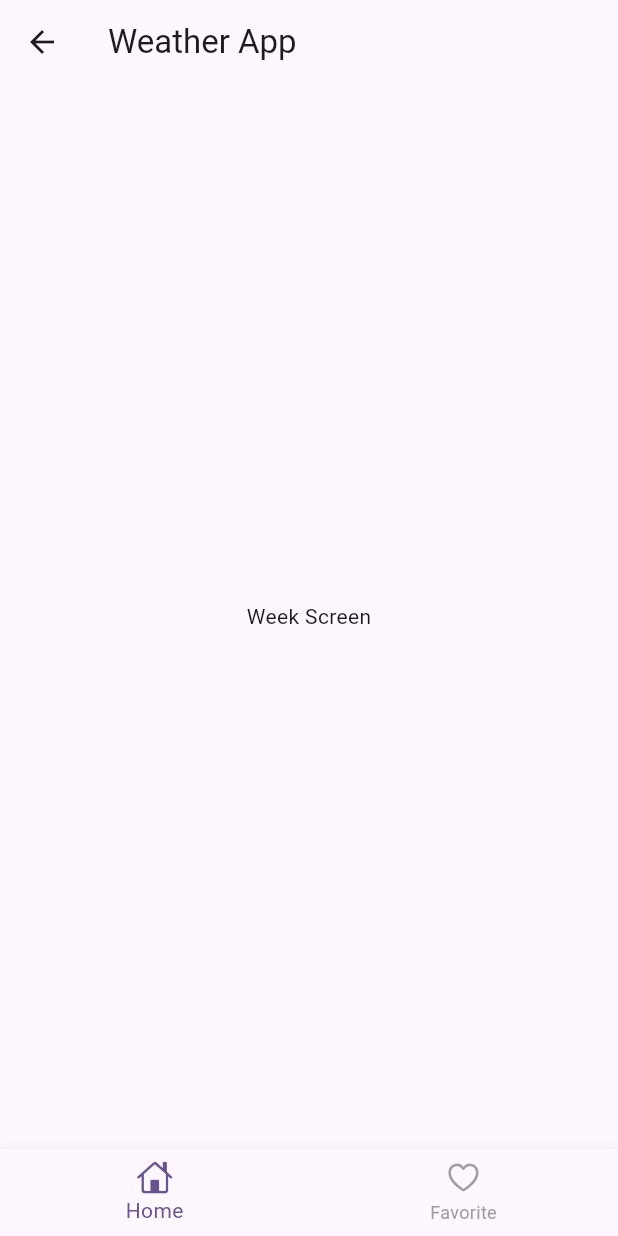
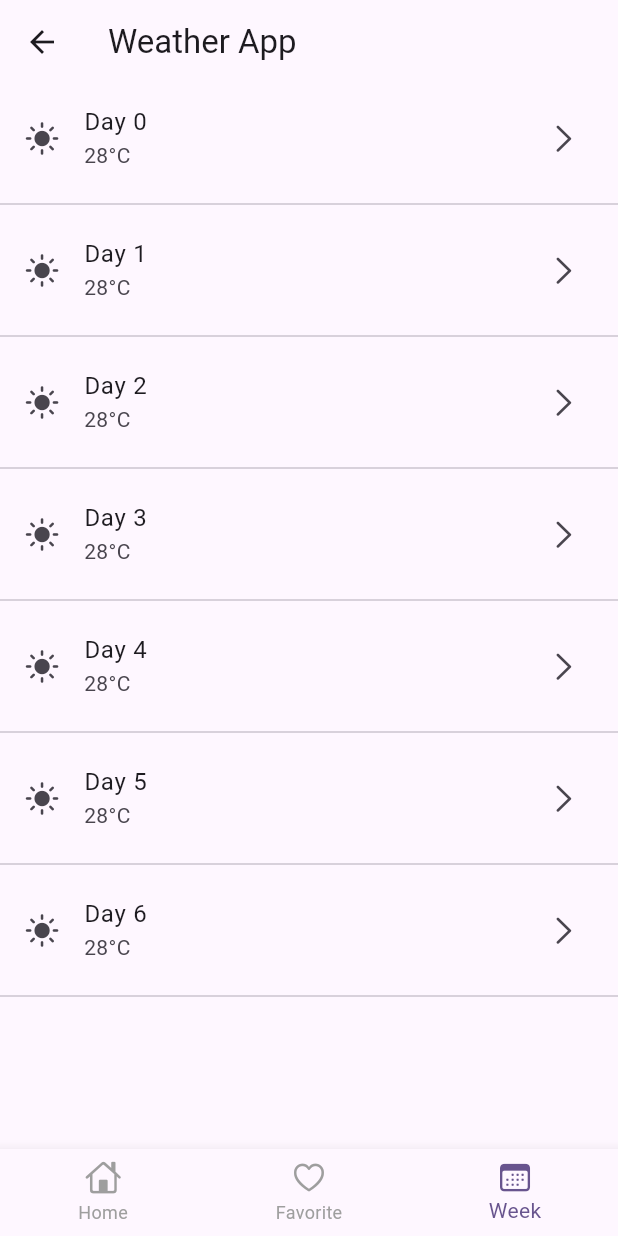
Before and after one commit to sofian-bali/WeatherApp, a Flutter app: the WeekScreen screen opened by its route, on a phone screen of 412 x 824 dp. Run offline on Flutter 3.47's test engine with Material 3 defaults, Android fonts, the phone set to English and light mode, and no system bars; our stand-ins replace easy_debounce, flutter_bloc, flutter_dotenv, latlong2, shared_preferences; accounts and stored records are empty.

Commit message:
Ajout de la page week

```diff
--- a/lib/router.dart
+++ b/lib/router.dart
@@ -3,12 +3,16 @@ import 'package:weather_app/ui/screens/home.dart';
 import 'package:weather_app/ui/screens/favory.dart';
 import 'package:weather_app/ui/screens/week.dart';
 
+
 class AppRouter {
+
   static const String homePage = '/';
 
   static final Map<String, WidgetBuilder> routes = {
+
     homePage: (context) => const HomeScreen(),
     '/favory': (context) => const FavoryScreen(),
     '/week': (context) => const WeekScreen(),
+
   };
 }
--- a/lib/ui/screens/week.dart
+++ b/lib/ui/screens/week.dart
@@ -1,9 +1,17 @@
 import 'package:flutter/material.dart';
 import 'package:weather_app/ui/widget/bottom_bar.dart';
+import 'package:flutter/cupertino.dart';
 
+class WeekScreen extends StatefulWidget {
+  const WeekScreen({super.key});
 
-class WeekScreen extends StatelessWidget {
-  const WeekScreen({super.key});
+  @override
+  // ignore: library_private_types_in_public_api
+  _WeekScreenState createState() => _WeekScreenState();
+}
+
+class _WeekScreenState extends State<WeekScreen> {
+  final List<bool> _isExpanded = List.generate(7, (index) => false);
 
   @override
   Widget build(BuildContext context) {
@@ -11,9 +19,51 @@ class WeekScreen extends StatelessWidget {
       appBar: AppBar(
         title: const Text('Weather App'),
       ),
-      body: Container(
-        alignment: Alignment.center,
-        child: const Text('Week Screen'),
+      body:ListView.builder(
+        scrollDirection: Axis.vertical,
+        itemCount: 7,
+        itemBuilder: (context, index) {
+          return Column(
+            children: [
+              ListTile(
+                title: Text('Day $index'),
+                subtitle: const Text('28°C'),
+                leading: const Icon(CupertinoIcons.sun_max_fill),
+                trailing: _isExpanded[index]
+                    ? const Icon(CupertinoIcons.chevron_down)
+                    : const Icon(CupertinoIcons.chevron_right),
+                onTap: () {
+                  setState(() {
+                    _isExpanded[index] = !_isExpanded[index];
+                  });
+                },
+              ),
+              if (_isExpanded[index]) ...[
+                 Padding(
+                  padding: const EdgeInsets.symmetric(horizontal: 16.0),
+                  child: Column(
+                    children: [
+
+                      ListView.builder(
+                        physics: const NeverScrollableScrollPhysics(),
+                        shrinkWrap: true,
+                        itemCount: 24,
+                        itemBuilder: (contexthour, indexhour){
+                          return ListTile(
+                            title: Text('Heure : $indexhour:00'),
+                            subtitle: const Text('Météo : ...'),
+                          );
+                        },
+                      ),
+                    ],
+
+                  ),
+                ),
+              ],
+              const Divider(),
+            ],
+          );
+        },
       ),
       bottomNavigationBar: const CustomBottomAppBar(),
     );
--- a/lib/ui/widget/bottom_bar.dart
+++ b/lib/ui/widget/bottom_bar.dart
@@ -6,6 +6,7 @@ class CustomBottomAppBar extends StatefulWidget {
   const CustomBottomAppBar({super.key});
 
   @override
+  // ignore: library_private_types_in_public_api
   _CustomBottomAppBarState createState() => _CustomBottomAppBarState();
 }
 
@@ -20,7 +21,11 @@ class _CustomBottomAppBarState extends State<CustomBottomAppBar> {
       case 1:
         Navigator.pushReplacementNamed(context, '/favory');
         break;
+      case 2:
+        Navigator.pushReplacementNamed(context, '/week');
+        break;
     }
+
   }
 
   @override
@@ -32,6 +37,9 @@ class _CustomBottomAppBarState extends State<CustomBottomAppBar> {
         break;
       case '/favory':
         _selectedIndex = 1;
+        break;
+      case '/week':
+        _selectedIndex = 2;
         break;
     }
 
@@ -45,6 +53,10 @@ class _CustomBottomAppBarState extends State<CustomBottomAppBar> {
           icon: Icon(CupertinoIcons.heart),
           label: 'Favorite',
         ),
+        BottomNavigationBarItem(
+          icon: Icon(CupertinoIcons.calendar),
+          label: 'Week',
+        ),
       ],
       currentIndex: _selectedIndex,
       selectedItemColor: Theme.of(context).primaryColor,
```
Also changed, not shown: 3 other files.
